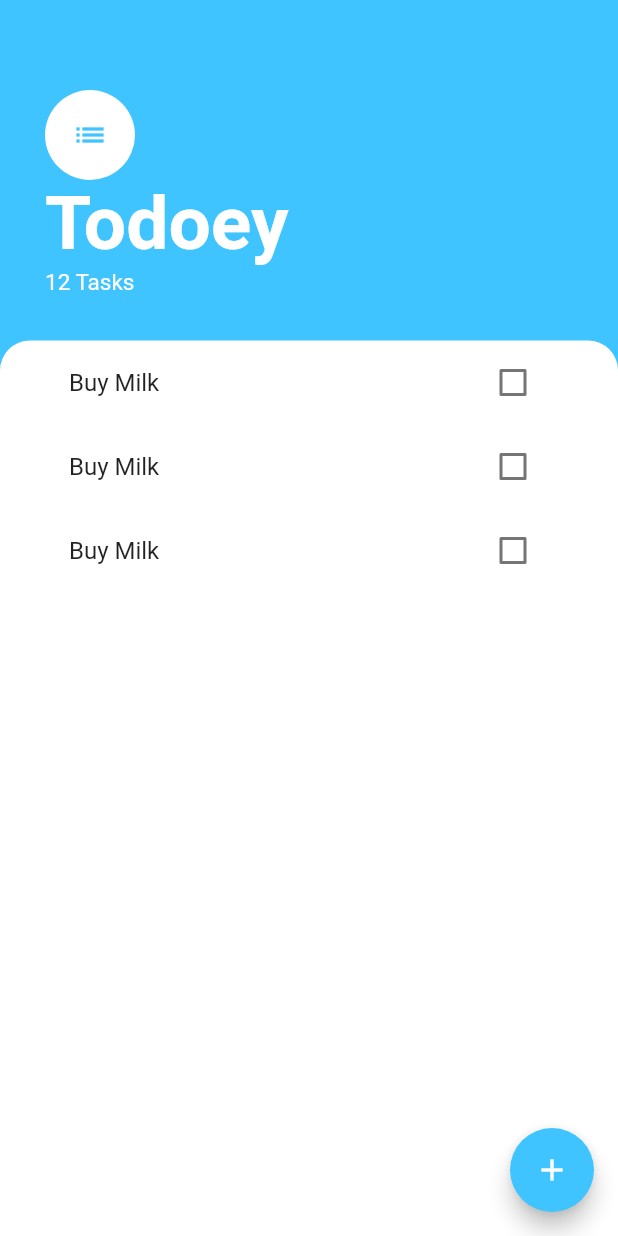
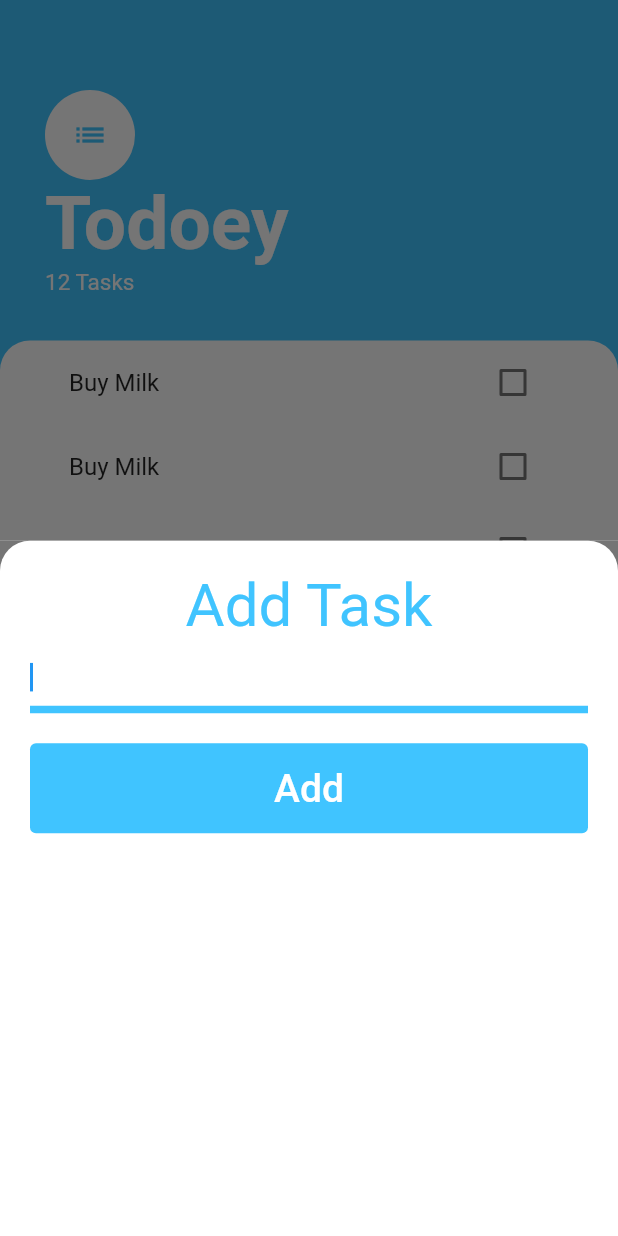
Before and after one commit to MostafaAE/todoey_flutter, a Flutter app: the screen it shows after launch, after a tap on the "add" icon, on a phone screen of 412 x 824 dp. Run offline on Flutter 3.47's test engine with Material 2 defaults, Android fonts, the phone set to English and light mode, and no system bars.

Commit message:
add task screen

```diff
--- /dev/null
+++ b/lib/screens/add-task-screen.dart
@@ -0,0 +1,69 @@
+import 'package:flutter/material.dart';
+
+class AddTaskScreen extends StatelessWidget {
+  @override
+  Widget build(BuildContext context) {
+    return Container(
+      color: Color(0xFF757575),
+      child: Container(
+        padding: EdgeInsets.all(20.0),
+        decoration: BoxDecoration(
+          color: Colors.white,
+          borderRadius: BorderRadius.only(
+            topLeft: Radius.circular(20.0),
+            topRight: Radius.circular(20.0),
+          ),
+        ),
+        child: Column(
+          crossAxisAlignment: CrossAxisAlignment.stretch,
+          children: [
+            Text(
+              'Add Task',
+              textAlign: TextAlign.center,
+              style: TextStyle(
+                color: Colors.lightBlueAccent,
+                fontSize: 40,
+              ),
+            ),
+            TextField(
+              autofocus: true,
+              decoration: InputDecoration(
+                enabledBorder: UnderlineInputBorder(
+                  borderSide: BorderSide(
+                    color: Colors.lightBlueAccent,
+                    width: 5,
+                  ),
+                ),
+                focusedBorder: UnderlineInputBorder(
+                  borderSide: BorderSide(
+                    color: Colors.lightBlueAccent,
+                    width: 5,
+                  ),
+                ),
+              ),
+            ),
+            SizedBox(
+              height: 20.0,
+            ),
+            Flexible(
+              child: TextButton(
+                child: Text(
+                  'Add',
+                  style: TextStyle(
+                    fontSize: 26,
+                  ),
+                ),
+                onPressed: () {},
+                style: TextButton.styleFrom(
+                  primary: Colors.white,
+                  backgroundColor: Colors.lightBlueAccent,
+                  padding: EdgeInsets.all(15),
+                ),
+              ),
+            ),
+          ],
+        ),
+      ),
+    );
+  }
+}
--- a/lib/screens/tasks-screen.dart
+++ b/lib/screens/tasks-screen.dart
@@ -1,5 +1,7 @@
 import 'package:flutter/material.dart';
 import 'package:todoey_flutter/widgets/tasks-list.dart';
+
+import 'add-task-screen.dart';
 
 class TasksScreen extends StatelessWidget {
   @override
@@ -7,7 +9,10 @@ class TasksScreen extends StatelessWidget {
     return Scaffold(
       backgroundColor: Colors.lightBlueAccent,
       floatingActionButton: FloatingActionButton(
-        onPressed: () {},
+        onPressed: () {
+          showModalBottomSheet(
+              context: context, builder: (context) => AddTaskScreen());
+        },
         backgroundColor: Colors.lightBlueAccent,
         child: Icon(
           Icons.add,
```
